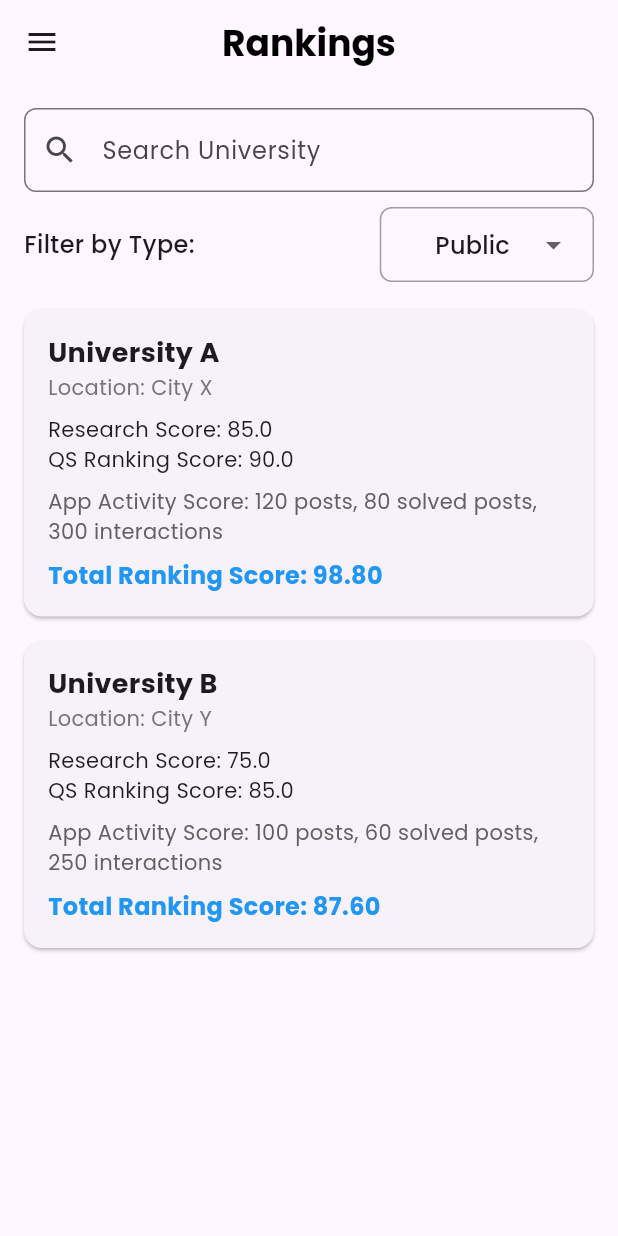
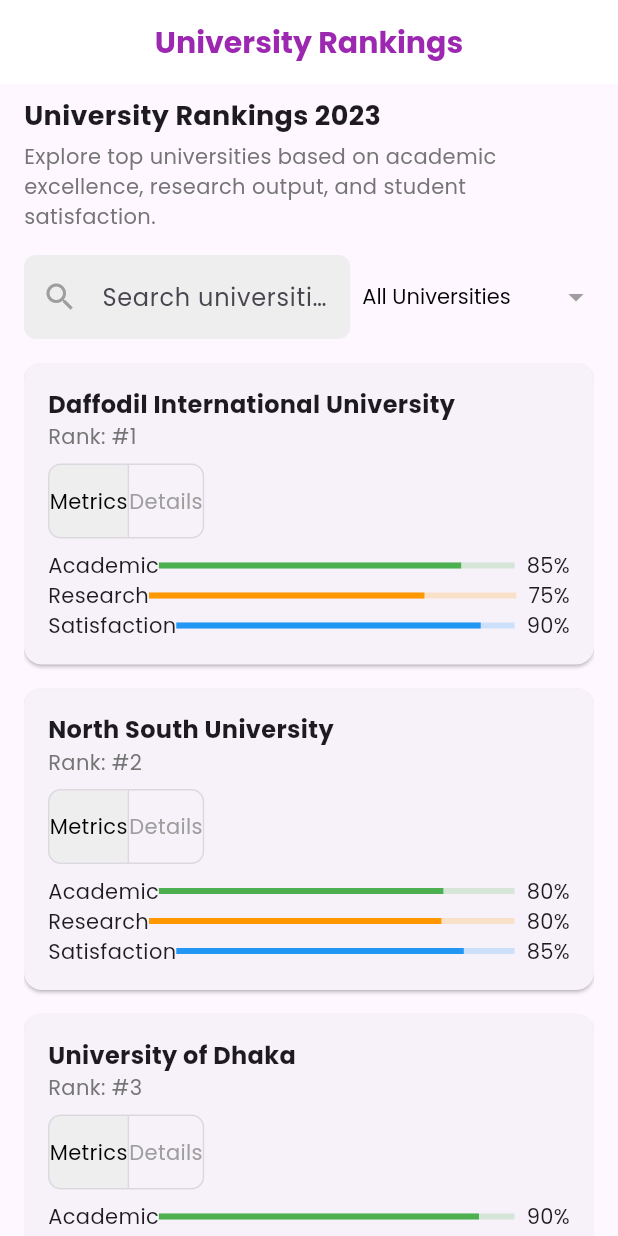
Before and after one commit to zamansheikh/campus_saga, a Flutter app: the RankingPage screen opened directly, on a phone screen of 412 x 824 dp. Run offline on Flutter 3.47's test engine with Material 3 defaults, Android fonts, the phone set to English and light mode, and no system bars; our stand-ins replace cached_network_image, cloud_firestore, connectivity_plus, dartz, dropdown_button2, equatable and 13 more; missing offline and left inert: easy_url_launcher; accounts and stored records are empty; project files that could hold a hidden picture were left out.

Commit message:
20% work done

```diff
--- a/lib/domain/entities/university.dart
+++ b/lib/domain/entities/university.dart
@@ -1,5 +1,3 @@
-// lib/domain/entities/university.dart
-
 import 'package:equatable/equatable.dart';
 
 class University extends Equatable {
@@ -7,11 +5,17 @@ class University extends Equatable {
   final String name;
   final String location;
   final bool isPublic;
-  final double researchScore; // Public score, 40%
-  final double qsRankingScore; // QS Ranking, 40%
-  final int totalPosts; // App activity metric
-  final int totalSolvedPosts; // App activity metric
-  final int interactions; // App activity metric (e.g., likes, comments)
+  final double researchScore;
+  final double qsRankingScore;
+  final int totalPosts;
+  final int totalSolvedPosts;
+  final int interactions;
+  final int studentCount;
+  final int facultyCount;
+  final int programsOffered;
+  final int establishmentYear;
+  final double academicScore;
+  final double satisfactionScore;
 
   const University({
     required this.id,
@@ -23,6 +27,12 @@ class University extends Equatable {
     this.totalPosts = 0,
     this.totalSolvedPosts = 0,
     this.interactions = 0,
+    this.studentCount = 0,
+    this.facultyCount = 0,
+    this.programsOffered = 0,
+    this.establishmentYear = 0,
+    this.academicScore = 0.0,
+    this.satisfactionScore = 0.0,
   });
 
   // Calculate the total ranking score with 80% public data and 20% app activity.
@@ -43,5 +53,11 @@ class University extends Equatable {
         totalPosts,
         totalSolvedPosts,
         interactions,
+        studentCount,
+        facultyCount,
+        programsOffered,
+        establishmentYear,
+        academicScore,
+        satisfactionScore,
       ];
 }
--- a/lib/main.dart
+++ b/lib/main.dart
@@ -1,9 +1,11 @@
 // lib/main.dart
+import 'package:campus_saga/presentation/pages/admin/admin_page.dart';
 import 'package:campus_saga/presentation/pages/auth/login_page.dart';
 import 'package:campus_saga/presentation/pages/auth/register_page.dart';
 import 'package:campus_saga/presentation/pages/home/home_page.dart';
 import 'package:campus_saga/presentation/pages/home/issue_page.dart';
 import 'package:campus_saga/presentation/pages/post/create_post_page.dart';
+import 'package:campus_saga/presentation/pages/ranking/ranking_page.dart';
 import 'package:flutter_bloc/flutter_bloc.dart';
 import 'package:google_fonts/google_fonts.dart';
 import 'core/injection_container.dart' as di;
@@ -55,6 +57,8 @@ class MyApp extends StatelessWidget {
           '/home': (context) => HomePage(),
           '/issue': (context) => IssuePage(),
           '/post': (context) => CreatePostPage(),
+          '/admin': (context) => AdminPage(),
+          '/ranking': (context) => RankingPage(),
         },
         home: SplashScreen(),
       ),
--- /dev/null
+++ b/lib/presentation/pages/admin/admin_page.dart
@@ -0,0 +1,57 @@
+import 'package:campus_saga/presentation/pages/profile/profile_page.dart';
+import 'package:flutter/material.dart';
+
+class AdminPage extends StatefulWidget {
+  const AdminPage({super.key});
+
+  @override
+  State<AdminPage> createState() => _AdminPageState();
+}
+
+class _AdminPageState extends State<AdminPage> {
+  @override
+  Widget build(BuildContext context) {
+    return Scaffold(
+      appBar: AppBar(
+        leading: IconButton(
+          icon: const Icon(Icons.menu),
+          onPressed: () {
+            Scaffold.of(context).openDrawer();
+          },
+        ),
+        centerTitle: true,
+        title: Text(
+          "Campus Saga",
+          style: TextStyle(
+            color: Colors.black,
+            fontSize: 24,
+            fontWeight: FontWeight.bold,
+          ),
+        ),
+      ),
+      body: Center(
+        child: Padding(
+            padding: const EdgeInsets.all(16.0),
+            child: Column(
+              mainAxisAlignment: MainAxisAlignment.center,
+              children: [
+                CustomButton(
+                  text: "Add University",
+                  onPressed: () {},
+                ),
+                const SizedBox(height: 16),
+                CustomButton(
+                  text: "Add Authority",
+                  onPressed: () {},
+                ),
+                const SizedBox(height: 16),
+                CustomButton(
+                  text: "Add Admin",
+                  onPressed: () {},
+                ),
+              ],
+            )),
+      ),
+    );
+  }
+}
--- a/lib/presentation/pages/home/issue_page.dart
+++ b/lib/presentation/pages/home/issue_page.dart
@@ -1,5 +1,6 @@
 import 'package:campus_saga/core/injection_container.dart';
 import 'package:campus_saga/domain/entities/post.dart';
+import 'package:campus_saga/domain/entities/user.dart';
 import 'package:campus_saga/presentation/bloc/auth/auth_bloc.dart';
 import 'package:campus_saga/presentation/bloc/auth/auth_state.dart';
 import 'package:campus_saga/presentation/bloc/issue/issue_bloc.dart';
@@ -15,6 +16,7 @@ class IssuePage extends StatefulWidget {
 }
 
 class _IssuePageState extends State<IssuePage> {
+  var userState = null;
   @override
   void initState() {
     super.initState();
@@ -24,6 +26,9 @@ class _IssuePageState extends State<IssuePage> {
   void _fetchPosts() {
     final state = sl<AuthBloc>().state;
     if (state is AuthAuthenticated) {
+      setState(() {
+        userState = state.user;
+      });
       final String universityId =
           state.user.universityId.split('@').last.trim();
       print("Fetching posts for university: $universityId");
@@ -52,7 +57,6 @@ class _IssuePageState extends State<IssuePage> {
             fontWeight: FontWeight.bold,
           ),
         ),
-
       ),
       body: BlocConsumer<AuthBloc, AuthState>(
         bloc: sl<AuthBloc>(),
@@ -202,6 +206,22 @@ class _IssuePageState extends State<IssuePage> {
           );
         },
       ),
+      floatingActionButton: (userState != null)
+          ? Column(
+              mainAxisAlignment: MainAxisAlignment.end,
+              children: [
+                if (userState.userType == UserType.admin)
+                  FloatingActionButton(
+                    onPressed: () {
+                      Navigator.of(context).pushNamed('/admin', arguments: {
+                        'user': userState,
+                      });
+                    },
+                    child: const Icon(Icons.admin_panel_settings),
+                  ),
+              ],
+            )
+          : null,
     );
   }
 }
--- a/lib/presentation/pages/ranking/ranking_page.dart
+++ b/lib/presentation/pages/ranking/ranking_page.dart
@@ -1,218 +1,186 @@
+import 'package:campus_saga/domain/entities/university.dart';
 import 'package:flutter/material.dart';
+import 'package:google_fonts/google_fonts.dart';
 
 class RankingPage extends StatefulWidget {
-  const RankingPage({super.key});
+  const RankingPage({Key? key}) : super(key: key);
 
   @override
   State<RankingPage> createState() => _RankingPageState();
 }
 
 class _RankingPageState extends State<RankingPage> {
-  // Example list of university data - this will usually come from a data source
-  List<Map<String, dynamic>> universities = [
-    {
-      'name': 'University A',
-      'location': 'City X',
-      'researchScore': 85.0,
-      'qsRankingScore': 90.0,
-      'totalPosts': 120,
-      'totalSolvedPosts': 80,
-      'interactions': 300,
-      'isPublic': true,
-    },
-    {
-      'name': 'University B',
-      'location': 'City Y',
-      'researchScore': 75.0,
-      'qsRankingScore': 85.0,
-      'totalPosts': 100,
-      'totalSolvedPosts': 60,
-      'interactions': 250,
-      'isPublic': false,
-    },
-    // Add more universities as needed
+  List<University> universities = [
+    University(
+      id: '1',
+      name: 'Daffodil International University',
+      location: 'Dhaka, Bangladesh',
+      isPublic: false,
+      researchScore: 75.0,
+      qsRankingScore: 70.0,
+      totalPosts: 100,
+      totalSolvedPosts: 80,
+      interactions: 200,
+      studentCount: 25000,
+      facultyCount: 800,
+      programsOffered: 50,
+      establishmentYear: 2002,
+      academicScore: 85.0,
+      satisfactionScore: 90.0,
+    ),
+    University(
+      id: '2',
+      name: 'North South University',
+      location: 'Dhaka, Bangladesh',
+      isPublic: false,
+      researchScore: 80.0,
+      qsRankingScore: 75.0,
+      totalPosts: 120,
+      totalSolvedPosts: 90,
+      interactions: 250,
+      studentCount: 20000,
+      facultyCount: 600,
+      programsOffered: 40,
+      establishmentYear: 1993,
+      academicScore: 80.0,
+      satisfactionScore: 85.0,
+    ),
+    University(
+      id: '3',
+      name: 'University of Dhaka',
+      location: 'Dhaka, Bangladesh',
+      isPublic: true,
+      researchScore: 85.0,
+      qsRankingScore: 80.0,
+      totalPosts: 150,
+      totalSolvedPosts: 120,
+      interactions: 300,
+      studentCount: 30000,
+      facultyCount: 1000,
+      programsOffered: 60,
+      establishmentYear: 1921,
+      academicScore: 90.0,
+      satisfactionScore: 95.0,
+    ),
   ];
 
-  List<Map<String, dynamic>> filteredUniversities = [];
   String searchQuery = '';
-  bool showPublicOnly = true;
+  String filter = 'All Universities';
+  bool showMetrics = true;
 
-  @override
-  void initState() {
-    super.initState();
-    filteredUniversities =
-        universities; // Initial display shows all universities
+  List<University> get filteredUniversities {
+    List<University> filtered = universities.where((university) {
+      return university.name.toLowerCase().contains(searchQuery.toLowerCase());
+    }).toList();
+
+    if (filter == 'Public Universities') {
+      filtered = filtered.where((university) => university.isPublic).toList();
+    } else if (filter == 'Private Universities') {
+      filtered = filtered.where((university) => !university.isPublic).toList();
     }
 
-  void updateSearchResults() {
-    setState(() {
-      filteredUniversities = universities.where((university) {
-        final matchesSearch = university['name']
-            .toLowerCase()
-            .contains(searchQuery.toLowerCase());
-        final matchesFilter =
-            showPublicOnly ? university['isPublic'] : !university['isPublic'];
-        return matchesSearch && matchesFilter;
-      }).toList();
-    });
-  }
-
-  double calculateRankingScore(Map<String, dynamic> university) {
-    double publicScore = 0.8 *
-        ((0.5 * university['researchScore']) +
-            (0.5 * university['qsRankingScore']));
-    double appActivityScore = 0.2 *
-        (university['totalPosts'] * 0.5 +
-            university['totalSolvedPosts'] * 0.3 +
-            university['interactions'] * 0.2);
-    return publicScore + appActivityScore;
+    return filtered;
   }
 
   @override
   Widget build(BuildContext context) {
     return Scaffold(
       appBar: AppBar(
-        leading: IconButton(
-          icon: Icon(Icons.menu),
-          onPressed: () {
-            Scaffold.of(context).openDrawer();
-          },
-        ),
+        backgroundColor: Colors.white,
+        elevation: 0,
         centerTitle: true,
         title: Text(
-          "Rankings",
-          style: TextStyle(
-            color: Colors.black,
-            fontSize: 24,
+          'University Rankings',
+          style: GoogleFonts.poppins(
+            fontSize: 20,
             fontWeight: FontWeight.bold,
+            color: Colors.purple,
           ),
         ),
       ),
       body: Padding(
-        padding: const EdgeInsets.all(16.0),
+        padding: const EdgeInsets.symmetric(horizontal: 16.0),
         child: Column(
+          crossAxisAlignment: CrossAxisAlignment.start,
           children: [
-            TextField(
+            const SizedBox(height: 8),
+            Text(
+              'University Rankings 2023',
+              style: GoogleFonts.poppins(
+                fontSize: 18,
+                fontWeight: FontWeight.bold,
+              ),
+            ),
+            const SizedBox(height: 4),
+            Text(
+              'Explore top universities based on academic excellence, research output, and student satisfaction.',
+              style: GoogleFonts.poppins(fontSize: 14, color: Colors.grey[600]),
+            ),
+            const SizedBox(height: 16),
+            Row(
+              children: [
+                Expanded(
+                  child: TextField(
+                    onChanged: (value) {
+                      setState(() {
+                        searchQuery = value;
+                      });
+                    },
                     decoration: InputDecoration(
-                labelText: 'Search University',
-                prefixIcon: Icon(Icons.search),
+                      hintText: 'Search universities',
+                      prefixIcon: Icon(Icons.search, color: Colors.grey),
                       border: OutlineInputBorder(
                         borderRadius: BorderRadius.circular(8),
+                        borderSide: BorderSide.none,
+                      ),
+                      filled: true,
+                      fillColor: Colors.grey[200],
                     ),
                   ),
-              onChanged: (value) {
-                searchQuery = value;
-                updateSearchResults();
-              },
                 ),
-            const SizedBox(height: 10),
-            Row(
-              mainAxisAlignment: MainAxisAlignment.spaceBetween,
-              children: [
-                Text(
-                  'Filter by Type:',
-                  style: TextStyle(fontSize: 16, fontWeight: FontWeight.w500),
-                ),
-                // Wrap the DropdownButton with a Container for decoration
-                Container(
-                  padding: EdgeInsets.symmetric(horizontal: 10),
-                  decoration: BoxDecoration(
-                    borderRadius: BorderRadius.circular(8),
-                    border: Border.all(color: Colors.grey),
-                  ),
-                  child: Theme(
-                    data: Theme.of(context).copyWith(
-                      canvasColor: Colors.white,
-                    ),
-                    child: DropdownButtonHideUnderline(
-                      child: ButtonTheme(
-                        alignedDropdown: true,
-                        child: DropdownButton<bool>(
-                          value: showPublicOnly,
-                          borderRadius: BorderRadius.circular(8),
+                const SizedBox(width: 8),
+                DropdownButton<String>(
+                  value: filter,
                   items: [
                     DropdownMenuItem(
-                              value: true,
-                              child: Container(
-                                padding: EdgeInsets.symmetric(horizontal: 10),
-                                child: Text("Public"),
-                              ),
+                      value: 'All Universities',
+                      child: Text('All Universities'),
                     ),
                     DropdownMenuItem(
-                              value: false,
-                              child: Container(
-                                padding: EdgeInsets.symmetric(horizontal: 10),
-                                child: Text("Private"),
+                      value: 'Public Universities',
+                      child: Text('Public Universities'),
                     ),
+                    DropdownMenuItem(
+                      value: 'Private Universities',
+                      child: Text('Private Universities'),
                     ),
                   ],
                   onChanged: (value) {
                     setState(() {
-                              showPublicOnly = value!;
-                              updateSearchResults();
+                      filter = value!;
                     });
                   },
+                  underline: Container(),
+                  icon: Icon(Icons.arrow_drop_down, color: Colors.grey),
+                  style: GoogleFonts.poppins(color: Colors.black, fontSize: 14),
                 ),
-                      ),
-                    ),
-                  ),
-                )
               ],
             ),
-            const SizedBox(height: 10),
+            const SizedBox(height: 16),
             Expanded(
               child: ListView.builder(
                 itemCount: filteredUniversities.length,
                 itemBuilder: (context, index) {
                   final university = filteredUniversities[index];
-                  final rankingScore = calculateRankingScore(university);
-
-                  return Card(
-                    margin: const EdgeInsets.symmetric(vertical: 8.0),
-                    child: Padding(
-                      padding: const EdgeInsets.all(16.0),
-                      child: Column(
-                        crossAxisAlignment: CrossAxisAlignment.start,
-                        children: [
-                          Text(
-                            university['name'],
-                            style: TextStyle(
-                              fontSize: 18,
-                              fontWeight: FontWeight.bold,
-                            ),
-                          ),
-                          Text(
-                            'Location: ${university['location']}',
-                            style: TextStyle(color: Colors.grey[600]),
-                          ),
-                          const SizedBox(height: 8),
-                          Text(
-                            'Research Score: ${university['researchScore']}',
-                            style: TextStyle(fontSize: 14),
-                          ),
-                          Text(
-                            'QS Ranking Score: ${university['qsRankingScore']}',
-                            style: TextStyle(fontSize: 14),
-                          ),
-                          const SizedBox(height: 8),
-                          Text(
-                            'App Activity Score: ${university['totalPosts']} posts, '
-                            '${university['totalSolvedPosts']} solved posts, '
-                            '${university['interactions']} interactions',
-                            style: TextStyle(color: Colors.grey[700]),
-                          ),
-                          const SizedBox(height: 8),
-                          Text(
-                            'Total Ranking Score: ${rankingScore.toStringAsFixed(2)}',
-                            style: TextStyle(
-                              fontSize: 16,
-                              fontWeight: FontWeight.bold,
-                              color: Colors.blue,
-                            ),
-                          ),
-                        ],
-                      ),
-                    ),
+                  return UniversityCard(
+                    university: university,
+                    rank: index + 1,
+                    showMetrics: showMetrics,
+                    onToggleView: () {
+                      setState(() {
+                        showMetrics = !showMetrics;
+                      });
+                    },
                   );
                 },
               ),
@@ -223,3 +191,116 @@ class _RankingPageState extends State<RankingPage> {
     );
   }
 }
+
+class UniversityCard extends StatelessWidget {
+  final University university;
+  final int rank;
+  final bool showMetrics;
+  final VoidCallback onToggleView;
+
+  const UniversityCard({
+    Key? key,
+    required this.university,
+    required this.rank,
+    required this.showMetrics,
+    required this.onToggleView,
+  }) : super(key: key);
+
+  @override
+  Widget build(BuildContext context) {
+    return Card(
+      shape: RoundedRectangleBorder(borderRadius: BorderRadius.circular(12)),
+      margin: const EdgeInsets.only(bottom: 16),
+      child: Padding(
+        padding: const EdgeInsets.all(16.0),
+        child: Column(
+          crossAxisAlignment: CrossAxisAlignment.start,
+          children: [
+            Text(
+              university.name,
+              style: GoogleFonts.poppins(
+                fontSize: 16,
+                fontWeight: FontWeight.bold,
+              ),
+            ),
+            Text(
+              'Rank: #$rank',
+              style: GoogleFonts.poppins(
+                fontSize: 14,
+                color: Colors.grey[600],
+              ),
+            ),
+            const SizedBox(height: 8),
+            ToggleButtons(
+              children: [Text('Metrics'), Text('Details')],
+              onPressed: (index) => onToggleView(),
+              isSelected: [showMetrics, !showMetrics],
+              selectedColor: Colors.black,
+              color: Colors.grey,
+              fillColor: Colors.grey[200],
+              borderRadius: BorderRadius.circular(8),
+            ),
+            const SizedBox(height: 8),
+            if (showMetrics) ...[
+              _buildMetricRow(
+                  'Academic', university.academicScore, Colors.green),
+              _buildMetricRow(
+                  'Research', university.researchScore, Colors.orange),
+              _buildMetricRow(
+                  'Satisfaction', university.satisfactionScore, Colors.blue),
+            ] else ...[
+              Row(
+                children: [
+                  _buildDetailItem(
+                      Icons.group, '${university.studentCount} Students'),
+                  _buildDetailItem(
+                      Icons.person, '${university.facultyCount} Faculty'),
+                  _buildDetailItem(
+                      Icons.book, '${university.programsOffered} Programs'),
+                  _buildDetailItem(Icons.calendar_today,
+                      'Est. ${university.establishmentYear}'),
+                ],
+              )
+            ],
+          ],
+        ),
+      ),
+    );
+  }
+
+  Widget _buildMetricRow(String label, double score, Color color) {
+    return Row(
+      children: [
+        Text(
+          label,
+          style: GoogleFonts.poppins(fontSize: 14),
+        ),
+        Expanded(
+          child: LinearProgressIndicator(
+            value: score / 100,
+            color: color,
+            backgroundColor: color.withOpacity(0.2),
+          ),
+        ),
+        const SizedBox(width: 8),
+        Text(
+          '${score.toStringAsFixed(0)}%',
+          style: GoogleFonts.poppins(fontSize: 14),
+        ),
+      ],
+    );
+  }
+
+  Widget _buildDetailItem(IconData icon, String label) {
+    return Column(
+      children: [
+        Icon(icon, color: Colors.grey[600]),
+        const SizedBox(height: 4),
+        Text(
+          label,
+          style: GoogleFonts.poppins(fontSize: 12, color: Colors.grey[600]),
+        ),
+      ],
+    );
+  }
+}
```
Lines whose indentation alone changed are shown as unchanged.
